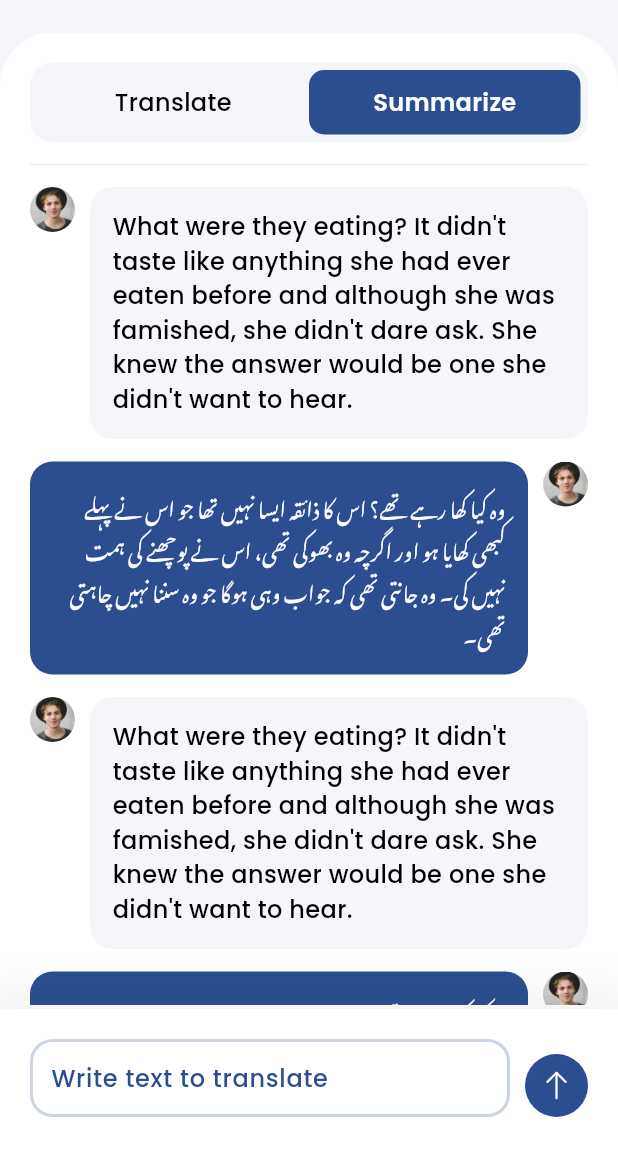
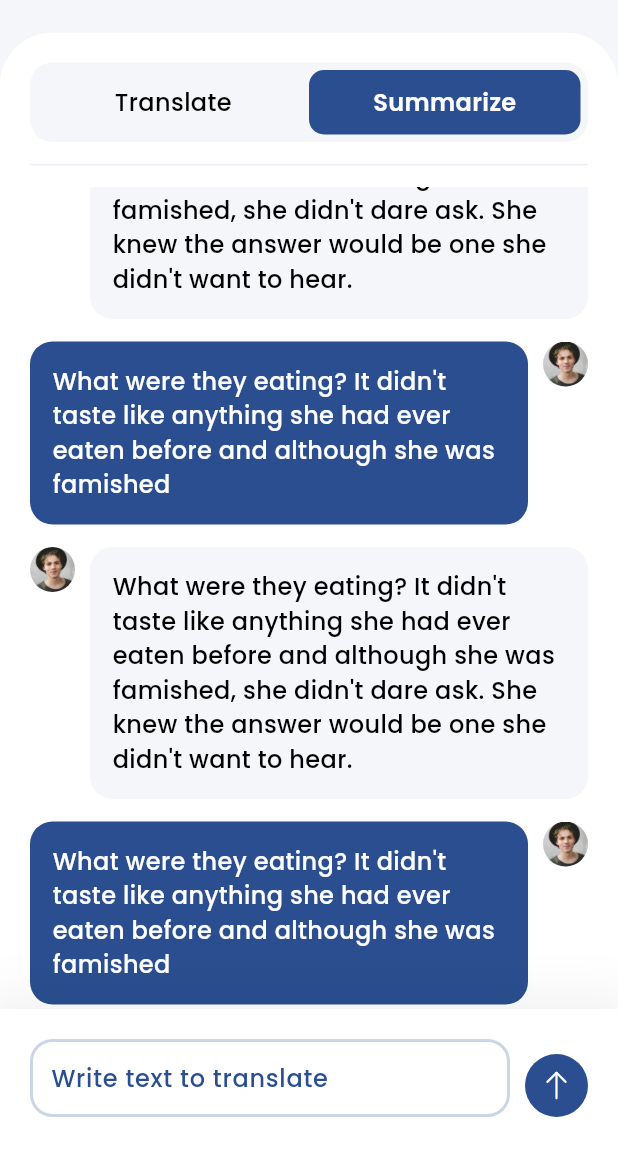
Before and after one commit to theArtistSam/Flutter-Nexus, a Flutter app: the ChatScreen screen opened directly, after a tap on "Summarize", on a phone screen of 412 x 824 dp, the part 74-1236 px from its top. Run offline on Flutter 3.47's test engine with Material 3 defaults, Android fonts, the phone set to English and light mode, and no system bars; our stand-ins replace audioplayers, awesome_bottom_bar, bloc, carousel_slider, equatable, figma_squircle and 4 more; missing offline and left inert: dart:ffi.

Commit message:
ChatScreen Bloc Added + Folder Screen Bloc Fixed

```diff
--- /dev/null
+++ b/lib/blocs/chatScreen_bloc/bloc/chat_screen_bloc.dart
@@ -0,0 +1,18 @@
+import 'dart:async';
+
+import 'package:bloc/bloc.dart';
+import 'package:equatable/equatable.dart';
+
+part 'chat_screen_event.dart';
+part 'chat_screen_state.dart';
+
+class ChatScreenBloc extends Bloc<ChatScreenEvent, ChatScreenState> {
+  ChatScreenBloc() : super(ChatScreenInitial()) {
+    on<ToggleView>(toggleView);
+  }
+
+  FutureOr<void> toggleView(ToggleView event, Emitter<ChatScreenState> emit) {
+    final currentState = (state as ChatScreenInitial);
+    emit(currentState.copyWith(isLeftSelected: event.isLeftSelected));
+  }
+}
--- /dev/null
+++ b/lib/blocs/chatScreen_bloc/bloc/chat_screen_event.dart
@@ -0,0 +1,14 @@
+part of 'chat_screen_bloc.dart';
+
+sealed class ChatScreenEvent extends Equatable {
+  const ChatScreenEvent();
+
+  @override
+  List<Object> get props => [];
+}
+
+// ignore: must_be_immutable
+class ToggleView extends ChatScreenEvent {
+  bool isLeftSelected;
+  ToggleView({required this.isLeftSelected});
+}
--- /dev/null
+++ b/lib/blocs/chatScreen_bloc/bloc/chat_screen_state.dart
@@ -0,0 +1,22 @@
+part of 'chat_screen_bloc.dart';
+
+sealed class ChatScreenState extends Equatable {
+  const ChatScreenState();
+
+  @override
+  List<Object> get props => [];
+}
+
+// ignore: must_be_immutable
+final class ChatScreenInitial extends ChatScreenState {
+  bool isLeftSelected;
+  ChatScreenInitial({this.isLeftSelected = true});
+
+  ChatScreenInitial copyWith({bool? isLeftSelected}) {
+    return ChatScreenInitial(
+        isLeftSelected: isLeftSelected ?? this.isLeftSelected);
+  }
+
+  @override
+  List<Object> get props => [isLeftSelected];
+}
--- a/lib/screens/chat/chatScreen.dart
+++ b/lib/screens/chat/chatScreen.dart
@@ -1,6 +1,8 @@
 import 'package:figma_squircle/figma_squircle.dart';
 import 'package:flutter/material.dart';
+import 'package:flutter_bloc/flutter_bloc.dart';
 import 'package:google_fonts/google_fonts.dart';
+import 'package:nexus/blocs/chatScreen_bloc/bloc/chat_screen_bloc.dart';
 import 'package:nexus/utils/constants.dart';
 import 'package:nexus/widgets/styledText.dart';
 import 'package:nexus/widgets/styledIconButton.dart';
@@ -8,14 +10,38 @@ import 'package:nexus/widgets/styledTabs.dart';
 import 'package:nexus/widgets/styledTextfield.dart';
 
 // ignore: must_be_immutable
-class ChatScreen extends StatelessWidget {
-  ChatScreen({super.key});
+class ChatScreen extends StatefulWidget {
+  const ChatScreen({super.key});
 
+  @override
+  State<ChatScreen> createState() => _ChatScreenState();
+}
+
+class _ChatScreenState extends State<ChatScreen> {
   TextEditingController controller = TextEditingController();
+  late ChatScreenBloc chatScreenBloc;
+
+  @override
+  void initState() {
+    chatScreenBloc = ChatScreenBloc();
+    super.initState();
+  }
+
+  @override
+  void dispose() {
+    chatScreenBloc.close();
+    super.dispose();
+  }
+
+  void toggleView(bool isLeftSelected) {
+    chatScreenBloc.add(ToggleView(isLeftSelected: isLeftSelected));
+  }
 
   @override
   Widget build(BuildContext context) {
-    return Scaffold(
+    return BlocProvider(
+      create: (context) => chatScreenBloc,
+      child: Scaffold(
           backgroundColor: NexusColors.accentColorLight,
           appBar: PreferredSize(
             preferredSize: const Size.fromHeight(kToolbarHeight + 15),
@@ -53,40 +79,40 @@ class ChatScreen extends StatelessWidget {
             ),
             child: Padding(
               padding: const EdgeInsets.only(top: 20, left: 20, right: 20),
-                child: Column(children: [
+              child: Column(
+                children: [
                   StyledTabs(
                     leftTabText: 'Translate',
                     rightTabText: 'Summarize',
+                    changeState: toggleView,
                     // isLeftSelected: false,
                   ),
                   const Divider(
                     height: 30,
                     color: NexusColors.dividerColor,
                   ),
-                  Expanded(
-                    child: ListView.separated(
-                      // reverse: true,
-                      itemCount: 6, // Number of items
-                      separatorBuilder: (BuildContext context, int index) {
-                        return const SizedBox(
-                            height: 15); // Separator between items
+                  BlocBuilder<ChatScreenBloc, ChatScreenState>(
+                    builder: (context, state) {
+                      if (state is ChatScreenInitial) {
+                        bool isLeftSelected = state.isLeftSelected;
+                        return coversation(
+                            isTranslation: isLeftSelected,
+                            userChat:
+                                "What were they eating? It didn't taste like anything she had ever eaten before and although she was famished, she didn't dare ask. She knew the answer would be one she didn't want to hear.",
+                            aiChat: isLeftSelected
+                                ? "وہ کیا کھا رہے تھے؟ اس کا ذائقہ ایسا نہیں تھا جو اس نے پہلے کبھی کھایا ہو اور اگرچہ وہ بھوکی تھی، اس نے پوچھنے کی ہمت نہیں کی۔ وہ جانتی تھی کہ جواب وہی ہوگا جو وہ سننا نہیں چاہتی تھی۔"
+                                : "What were they eating? It didn't taste like anything she had ever eaten before and although she was famished");
+                      }
+                      return const SizedBox();
                     },
-                      itemBuilder: (BuildContext context, int index) {
-                        if (index % 2 == 0) {
-                          return userChat(
-                              chat:
-                                  "What were they eating? It didn't taste like anything she had ever eaten before and although she was famished, she didn't dare ask. She knew the answer would be one she didn't want to hear.");
-                        }
-                        return aiChat(
-                            chat:
-                                "وہ کیا کھا رہے تھے؟ اس کا ذائقہ ایسا نہیں تھا جو اس نے پہلے کبھی کھایا ہو اور اگرچہ وہ بھوکی تھی، اس نے پوچھنے کی ہمت نہیں کی۔ وہ جانتی تھی کہ جواب وہی ہوگا جو وہ سننا نہیں چاہتی تھی۔");
-                      },
-                    ),
                   ),
                   const SizedBox(
                     height: 105,
                   )
-                ]))),
+                ],
+              ),
+            ),
+          ),
           bottomSheet: Container(
             decoration: BoxDecoration(
               color: Colors.white,
@@ -120,7 +146,8 @@ class ChatScreen extends StatelessWidget {
                 ],
               ),
             ),
-        ));
+          )),
+    );
   }
 
   userChat({required chat}) => Row(
@@ -150,11 +177,12 @@ class ChatScreen extends StatelessWidget {
                   fontWeight: FontWeight.w500,
                 ),
               ),
-          )),
+            ),
+          ),
         ],
       );
 
-  aiChat({required chat}) => Row(
+  aiChat({required chat, isTranslation = true}) => Row(
         crossAxisAlignment: CrossAxisAlignment.start,
         children: [
           Expanded(
@@ -167,7 +195,8 @@ class ChatScreen extends StatelessWidget {
               ),
               child: Padding(
                 padding: const EdgeInsets.all(15.0),
-                child: Text(
+                child: isTranslation
+                    ? Text(
                         chat,
                         style: GoogleFonts.notoNastaliqUrdu(
                           color: NexusColors.textColorLight,
@@ -176,8 +205,15 @@ class ChatScreen extends StatelessWidget {
                           fontWeight: FontWeight.w500,
                         ),
                         textAlign: TextAlign.right,
-                )),
-          )),
+                      )
+                    : StyledText(
+                        text: chat,
+                        fontWeight: FontWeight.w500,
+                        color: NexusColors.textColorLight,
+                      ),
+              ),
+            ),
+          ),
           const SizedBox(width: 10),
           ClipOval(
             child: Image.asset(
@@ -189,4 +225,27 @@ class ChatScreen extends StatelessWidget {
           ),
         ],
       );
+
+  coversation(
+          {required bool isTranslation,
+          required String userChat,
+          required String aiChat}) =>
+      Expanded(
+        child: ListView.separated(
+          reverse: true,
+          itemCount: 6, // Number of items
+          separatorBuilder: (BuildContext context, int index) {
+            return const SizedBox(height: 15); // Separator between items
+          },
+          itemBuilder: (BuildContext context, int index) {
+            if (index % 2 != 0) {
+              return this.userChat(chat: userChat);
             }
+            return this.aiChat(
+              isTranslation: isTranslation,
+              chat: aiChat,
+            );
+          },
+        ),
+      );
+}
--- a/lib/screens/folder/widgets/folderBottomSheet.dart
+++ b/lib/screens/folder/widgets/folderBottomSheet.dart
@@ -89,16 +89,18 @@ class _FolderBottomSheetState extends State<FolderBottomSheet> {
                           color: NexusColors.borderColor),
                     ),
                     const SizedBox(height: 15),
+                    BlocBuilder<FolderBottomSheetBloc, FolderBottomSheetState>(
+                      builder: (context, state) {
+                        if (state is FolderBottomSheetInitial) {
+                          return Column(
+                            children: [
                               StyledTextfield(
-                      icon: 'folder-minus',
-                      hintText: 'New Folder name',
+                                icon: icons[state.index],
+                                hintText: 'New folder name',
                                 controller: TextEditingController(),
                               ),
                               const SizedBox(height: 15),
-                    BlocBuilder<FolderBottomSheetBloc, FolderBottomSheetState>(
-                      builder: (context, state) {
-                        if (state is FolderBottomSheetInitial) {
-                          return MasonryGridView.count(
+                              MasonryGridView.count(
                                   shrinkWrap: true,
                                   physics: const NeverScrollableScrollPhysics(),
                                   padding: const EdgeInsets.all(0),
@@ -116,7 +118,9 @@ class _FolderBottomSheetState extends State<FolderBottomSheet> {
                                             ? NexusColors.primaryColorLight
                                             : NexusColors.accentColorLight,
                                         onTap: () => setSelectedIndex(index));
-                              });
+                                  }),
+                            ],
+                          );
                         }
                         return const SizedBox();
                       },
```
Lines whose indentation alone changed are shown as unchanged.
